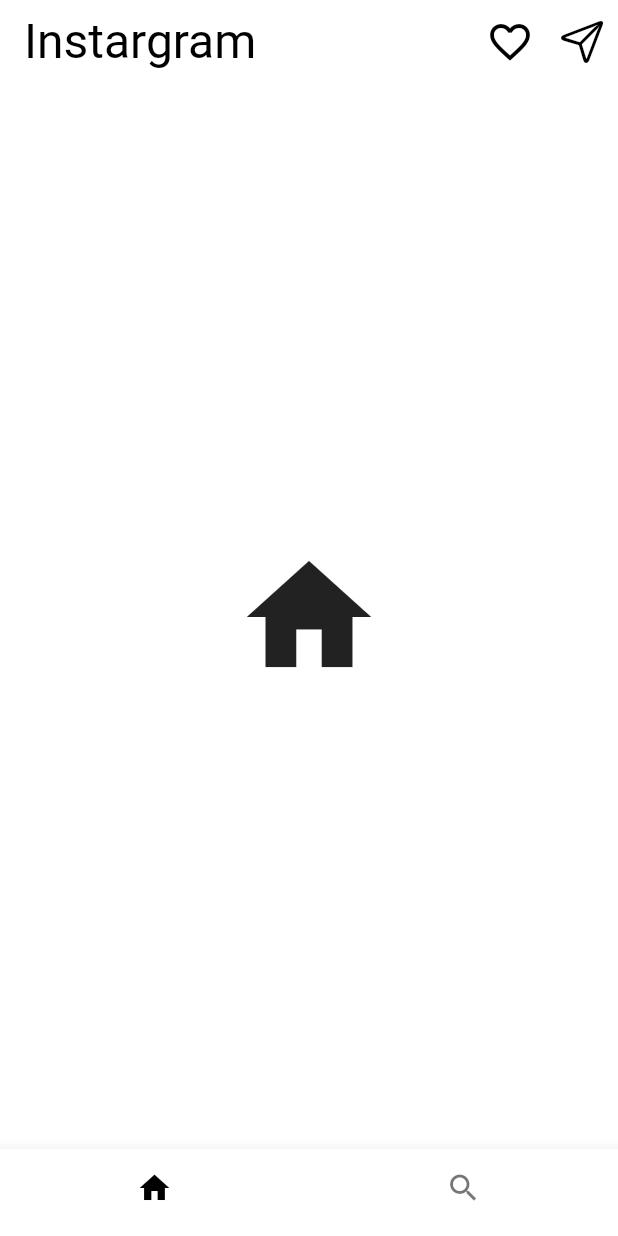
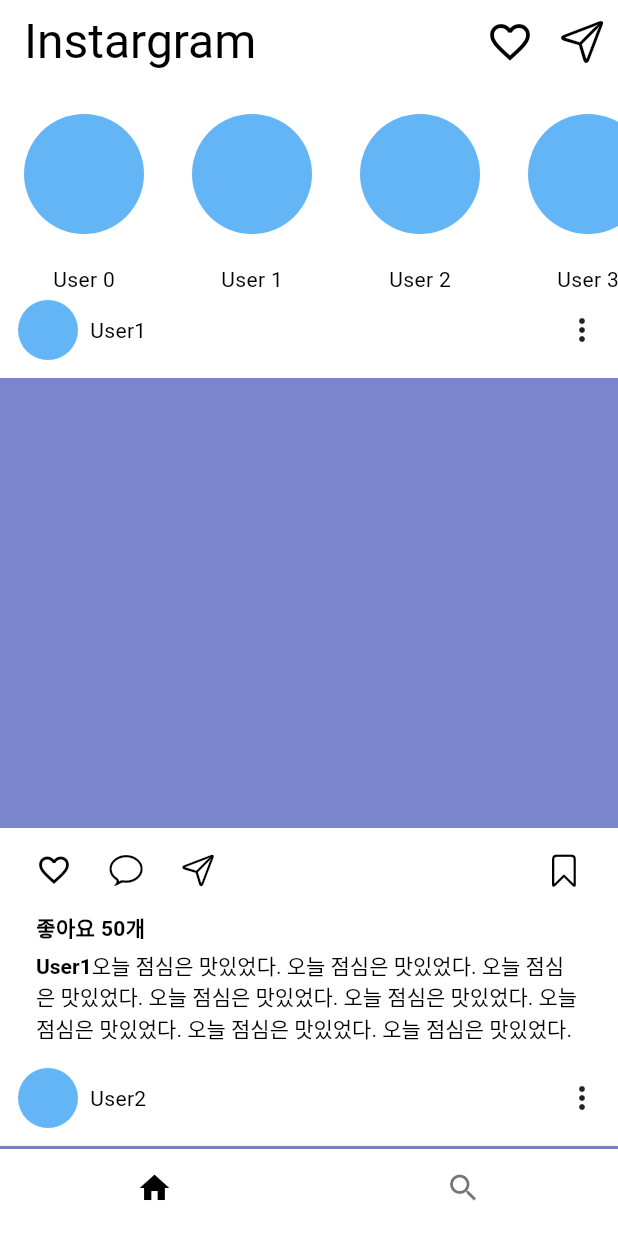
Before and after one commit to taewooyo/flutter-instargram-ui, a Flutter app: the screen it shows after launch, on a phone screen of 412 x 824 dp. Run offline on Flutter 3.47's test engine with Material 3 defaults, Android fonts, the phone set to English and light mode, and no system bars; our stand-ins replace google_fonts.

Commit message:
instar feed tab

```diff
--- a/lib/screen/home_screen.dart
+++ b/lib/screen/home_screen.dart
@@ -1,20 +1,187 @@
+import 'package:flutter/cupertino.dart';
 import 'package:flutter/material.dart';
 
-class HomeScreen extends StatefulWidget {
+class HomeScreen extends StatelessWidget {
   const HomeScreen({super.key});
 
   @override
-  State<HomeScreen> createState() => _HomeScreenState();
-}
-
-class _HomeScreenState extends State<HomeScreen> {
-  @override
   Widget build(BuildContext context) {
-    return const Center(
-      child: Icon(
-        Icons.home,
-        size: 100,
+    return const SingleChildScrollView(
+      child: Column(
+        children: [
+          StoryArea(),
+          FeedList(),
+        ],
       ),
     );
   }
 }
+
+class StoryArea extends StatelessWidget {
+  const StoryArea({super.key});
+
+  @override
+  Widget build(BuildContext context) {
+    return SingleChildScrollView(
+      scrollDirection: Axis.horizontal,
+      child: Row(
+        children:
+            List.generate(10, (index) => UserStory(userName: 'User $index')),
+      ),
+    );
+  }
+}
+
+class UserStory extends StatelessWidget {
+  final String userName;
+
+  const UserStory({
+    required this.userName,
+    super.key,
+  });
+
+  @override
+  Widget build(BuildContext context) {
+    return Column(
+      children: [
+        Padding(
+          padding: const EdgeInsets.symmetric(horizontal: 8, vertical: 12),
+          child: Container(
+            width: 80,
+            height: 80,
+            margin: const EdgeInsets.symmetric(vertical: 8, horizontal: 8),
+            decoration: BoxDecoration(
+              color: Colors.blue.shade300,
+              borderRadius: BorderRadius.circular(40),
+            ),
+          ),
+        ),
+        Text(userName),
+      ],
+    );
+  }
+}
+
+class FeedData {
+  final String userName;
+  final int likeCount;
+  final String content;
+
+  FeedData(
+      {required this.userName, required this.likeCount, required this.content});
+}
+
+final feedDataList = [
+  FeedData(userName: 'User1', likeCount: 50, content: '오늘 점심은 맛있었다. 오늘 점심은 맛있었다. 오늘 점심은 맛있었다. 오늘 점심은 맛있었다. 오늘 점심은 맛있었다. 오늘 점심은 맛있었다. 오늘 점심은 맛있었다. 오늘 점심은 맛있었다.'),
+  FeedData(userName: 'User2', likeCount: 24, content: '행복한 하루 보내요!'),
+  FeedData(userName: 'User3', likeCount: 82, content: '오늘 저녁 굿~'),
+  FeedData(userName: 'User4', likeCount: 92, content: '오늘 뭐함?'),
+  FeedData(userName: 'User5', likeCount: 43, content: '반가워요.'),
+  FeedData(userName: 'User6', likeCount: 72, content: '플러터 시작 1일차~'),
+  FeedData(userName: 'User7', likeCount: 3, content: '우와...'),
+  FeedData(userName: 'User8', likeCount: 0, content: '뉴진스 이쁘네요.'),
+  FeedData(userName: 'User9', likeCount: 24, content: '오늘 어디가요?'),
+];
+
+class FeedList extends StatelessWidget {
+  const FeedList({super.key});
+
+  @override
+  Widget build(BuildContext context) {
+    return ListView.builder(
+      shrinkWrap: true,
+      physics: const NeverScrollableScrollPhysics(),
+      itemCount: feedDataList.length,
+      itemBuilder: (context, index) => FeedItem(feedData: feedDataList[index]),
+    );
+  }
+}
+
+class FeedItem extends StatelessWidget {
+  final FeedData feedData;
+
+  const FeedItem({required this.feedData, super.key});
+
+  @override
+  Widget build(BuildContext context) {
+    return Column(
+      crossAxisAlignment: CrossAxisAlignment.start,
+      children: [
+        Padding(
+          padding: const EdgeInsets.symmetric(vertical: 4, horizontal: 12),
+          child: Row(
+            mainAxisAlignment: MainAxisAlignment.spaceBetween,
+            children: [
+              Row(
+                children: [
+                  Container(
+                    height: 40,
+                    width: 40,
+                    decoration: BoxDecoration(
+                      borderRadius: BorderRadius.circular(20),
+                      color: Colors.blue.shade300,
+                    ),
+                  ),
+                  const SizedBox(width: 8),
+                  Text(feedData.userName),
+                ],
+              ),
+              Icon(Icons.more_vert),
+            ],
+          ),
+        ),
+        const SizedBox(
+          height: 8,
+        ),
+        Container(
+          width: double.infinity,
+          height: 300,
+          color: Colors.indigo.shade300,
+        ),
+        Padding(
+          padding: const EdgeInsets.symmetric(vertical: 4, horizontal: 12),
+          child: Row(
+            mainAxisAlignment: MainAxisAlignment.spaceBetween,
+            children: [
+              Row(
+                children: [
+                  IconButton(
+                      onPressed: () {}, icon: Icon(Icons.favorite_outline)),
+                  IconButton(
+                      onPressed: () {}, icon: Icon(CupertinoIcons.chat_bubble)),
+                  IconButton(
+                      onPressed: () {}, icon: Icon(CupertinoIcons.paperplane)),
+                ],
+              ),
+              IconButton(onPressed: () {}, icon: Icon(CupertinoIcons.bookmark))
+            ],
+          ),
+        ),
+        Padding(
+          padding: const EdgeInsets.symmetric(horizontal: 24),
+          child: Text(
+            '좋아요 ${feedData.likeCount}개',
+            style: const TextStyle(
+                fontWeight: FontWeight.bold, color: Colors.black),
+          ),
+        ),
+        Padding(
+          padding: const EdgeInsets.symmetric(horizontal: 24,vertical: 4),
+          child: RichText(
+            text: TextSpan(
+              children: [
+                TextSpan(
+                  text: feedData.userName,
+                  style: TextStyle(fontWeight: FontWeight.bold),
+                ),
+                TextSpan(text: feedData.content),
+              ],
+              style: const TextStyle(color: Colors.black),
+            ),
+          ),
+        ),
+        const SizedBox(height: 8,)
+      ],
+    );
+  }
+}
```
Also changed, not shown: 16 other files.
